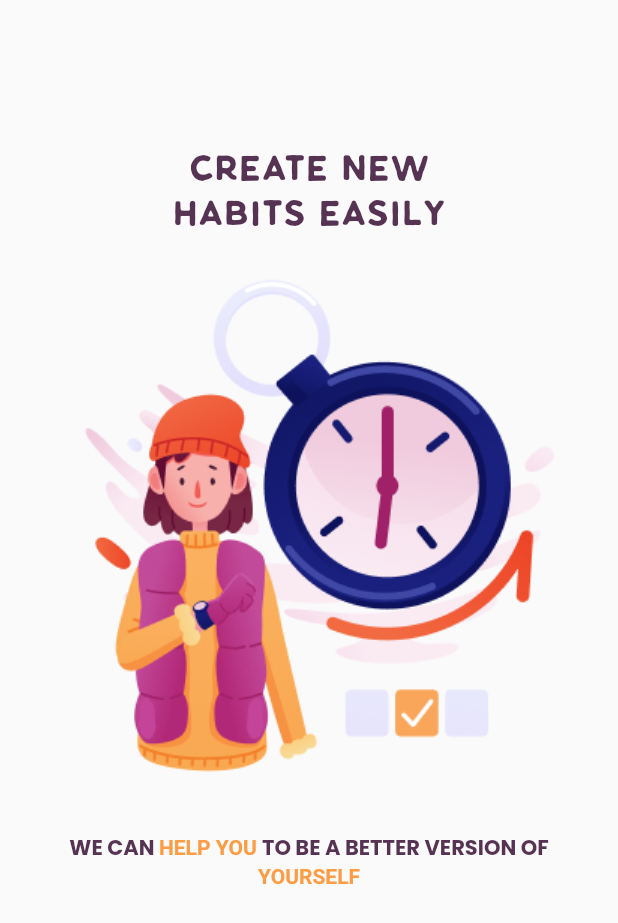
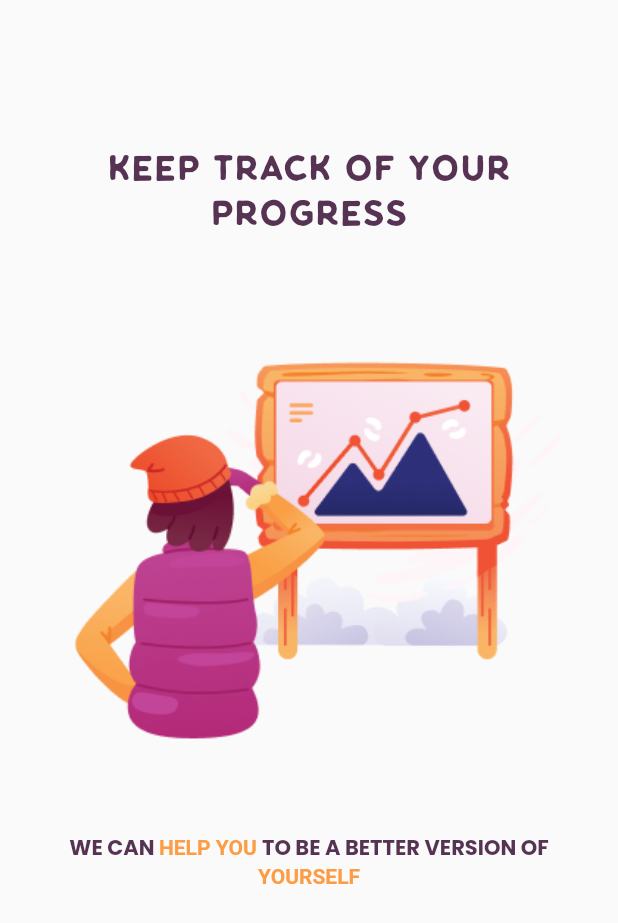
Before and after one commit to noelg-cj/habit-app, a Flutter app: the screen it shows after launch, on a phone screen of 412 x 824 dp. Shown: the top 923 px of the screen. Run offline on Flutter 3.47's test engine with Material 2 defaults, Android fonts, the phone set to English and light mode, and no system bars.

Commit message:
intro screen 3 added

```diff
--- a/lib/main.dart
+++ b/lib/main.dart
@@ -1,5 +1,6 @@
 import 'package:flutter/material.dart';
 import 'package:habit_tracker/pages/intro_screens/intro_1.dart';
+import 'package:habit_tracker/pages/intro_screens/intro_3.dart';
 import 'package:habit_tracker/pages/splash_start.dart';
 
 import 'pages/intro_screens/intro_2.dart';
@@ -20,7 +21,7 @@ class MyApp extends StatelessWidget {
       theme: ThemeData(
         fontFamily: 'Klasik'
       ),
-      home: IntroSecond()
+      home: IntroThird()
     );
   }
 }
--- /dev/null
+++ b/lib/pages/intro_screens/intro_3.dart
@@ -0,0 +1,58 @@
+import 'package:flutter/material.dart';
+
+class IntroThird extends StatelessWidget {
+  const IntroThird({super.key});
+
+  @override
+  Widget build(BuildContext context) {
+    return Scaffold(
+      body: Column(
+        children: [
+          SizedBox(height: 100),
+          Center(
+            child: Text(
+              "KEEP TRACK OF YOUR",
+              style: TextStyle(
+                fontSize: 28,
+                color: Color(0xff573353)
+              )
+            ),
+          ),
+          SizedBox(height: 5),
+          Center(
+            child: Text(
+              "PROGRESS",
+              style: TextStyle(
+                fontSize: 28,
+                color: Color(0xff573353)
+              )
+            ),
+          ),
+          Image(
+            image: AssetImage('assets/images/intro_3.png'),
+            height: 400,
+          ),
+          Padding(
+            padding: const EdgeInsets.symmetric(horizontal: 45),
+            child: RichText(
+              textAlign: TextAlign.center,
+              text: const TextSpan(
+                style: TextStyle(
+                  fontFamily: 'Poppins',
+                  fontWeight: FontWeight.w600,
+                  color: Color(0xff573353)
+                ),
+                children: <TextSpan>[
+                  TextSpan(text: "WE CAN "),
+                  TextSpan(text: "HELP YOU ", style: TextStyle(color: Color(0xffFC9D45))),
+                  TextSpan(text: "TO BE A BETTER VERSION OF "),
+                  TextSpan(text: "YOURSELF", style: TextStyle(color: Color(0xffFC9D45))),
+                ]
+              )
+            ),
+          )
+        ],
+      )
+    );
+  }
+}
```
Also changed, not shown: assets/images/intro_3.png (added).
